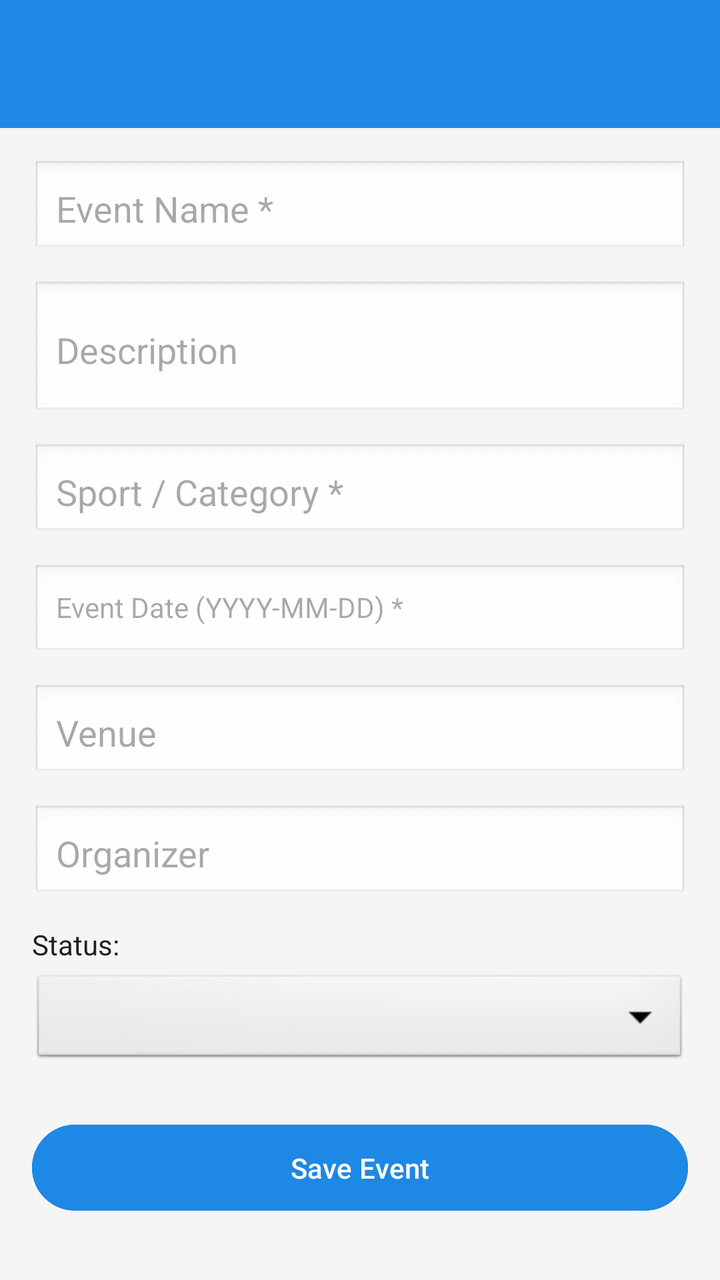
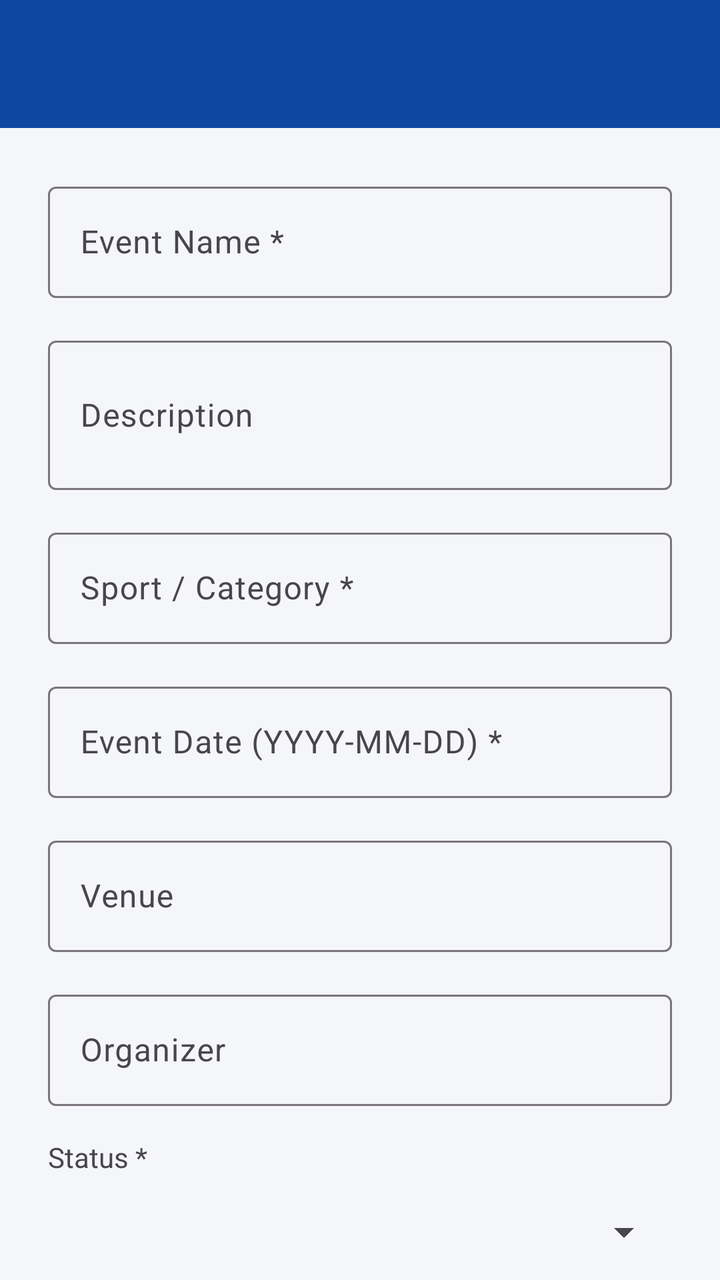

The first picture is an Android layout as it rendered before a commit; the second is the same layout after the commit. The layout source and the unified diff follow.
<!-- AndroidManifest.xml: application theme Theme.SPORTSHUB -->
<!-- res/layout/activity_event_form.xml -->
<?xml version="1.0" encoding="utf-8"?>
<LinearLayout xmlns:android="http://schemas.android.com/apk/res/android"
    xmlns:app="http://schemas.android.com/apk/res-auto"
    android:layout_width="match_parent"
    android:layout_height="match_parent"
    android:orientation="vertical"
    android:background="@color/background">

    <androidx.appcompat.widget.Toolbar
        android:id="@+id/toolbarEventForm"
        android:layout_width="match_parent"
        android:layout_height="?attr/actionBarSize"
        android:background="@color/primary"
        android:theme="@style/ThemeOverlay.AppCompat.Dark.ActionBar"
        app:popupTheme="@style/ThemeOverlay.AppCompat.Light"
        app:titleTextColor="@color/white" />

    <ScrollView
        android:layout_width="match_parent"
        android:layout_height="match_parent">

        <LinearLayout
            android:layout_width="match_parent"
            android:layout_height="wrap_content"
            android:orientation="vertical"
            android:padding="16dp">

            <EditText
                android:id="@+id/etEventName"
                android:layout_width="match_parent"
                android:layout_height="wrap_content"
                android:hint="Event Name *"
                android:background="@android:drawable/edit_text"
                android:padding="12dp"
                android:layout_marginBottom="12dp" />

            <EditText
                android:id="@+id/etEventDesc"
                android:layout_width="match_parent"
                android:layout_height="wrap_content"
                android:hint="Description"
                android:inputType="textMultiLine"
                android:minLines="2"
                android:background="@android:drawable/edit_text"
                android:padding="12dp"
                android:layout_marginBottom="12dp" />

            <EditText
                android:id="@+id/etEventSport"
                android:layout_width="match_parent"
                android:layout_height="wrap_content"
                android:hint="Sport / Category *"
                android:background="@android:drawable/edit_text"
                android:padding="12dp"
                android:layout_marginBottom="12dp" />

            <TextView
                android:id="@+id/tvEventDate"
                android:layout_width="match_parent"
                android:layout_height="wrap_content"
                android:hint="Event Date (YYYY-MM-DD) *"
                android:padding="12dp"
                android:background="@android:drawable/edit_text"
                android:clickable="true"
                android:focusable="false"
                android:layout_marginBottom="12dp"/>

            <EditText
                android:id="@+id/etEventVenue"
                android:layout_width="match_parent"
                android:layout_height="wrap_content"
                android:hint="Venue"
                android:background="@android:drawable/edit_text"
                android:padding="12dp"
                android:layout_marginBottom="12dp" />

            <EditText
                android:id="@+id/etEventOrganizer"
                android:layout_width="match_parent"
                android:layout_height="wrap_content"
                android:hint="Organizer"
                android:background="@android:drawable/edit_text"
                android:padding="12dp"
                android:layout_marginBottom="12dp" />

            <TextView
                android:layout_width="match_parent"
                android:layout_height="wrap_content"
                android:text="Status:"
                android:textColor="@color/text_primary"
                android:layout_marginBottom="4dp"/>

            <Spinner
                android:id="@+id/spnEventStatus"
                android:layout_width="match_parent"
                android:layout_height="wrap_content"
                android:background="@android:drawable/btn_dropdown"
                android:layout_marginBottom="24dp"/>

            <Button
                android:id="@+id/btnSaveEvent"
                android:layout_width="match_parent"
                android:layout_height="wrap_content"
                android:text="Save Event"
                android:backgroundTint="@color/primary"
                android:textColor="@color/white"
                android:padding="12dp"
                android:layout_marginBottom="12dp"/>

            <Button
                android:id="@+id/btnDeleteEvent"
                android:layout_width="match_parent"
                android:layout_height="wrap_content"
                android:text="Delete Event"
                android:backgroundTint="@android:color/holo_red_dark"
                android:textColor="@color/white"
                android:padding="12dp"
                android:visibility="gone"/>

        </LinearLayout>
    </ScrollView>
</LinearLayout>
<!-- resources referenced by this layout -->
<resources>
  <color name="background">#F5F5F5</color>
  <color name="primary">#1E88E5</color>
  <color name="text_primary">#212121</color>
  <color name="white">#FFFFFFFF</color>
  <style name="Theme.SPORTSHUB" parent="Base.Theme.SPORTSHUB" />
  <style name="Base.Theme.SPORTSHUB" parent="Theme.Material3.DayNight.NoActionBar">
          
          
      </style>
</resources>

<!-- the commit's change to res/layout/activity_event_form.xml (unified diff, before → after) -->
@@ -4,119 +4,146 @@
     android:layout_width="match_parent"
     android:layout_height="match_parent"
     android:orientation="vertical"
-    android:background="@color/background">
+    android:background="?android:attr/colorBackground">
 
     <androidx.appcompat.widget.Toolbar
         android:id="@+id/toolbarEventForm"
         android:layout_width="match_parent"
         android:layout_height="?attr/actionBarSize"
-        android:background="@color/primary"
+        android:background="?attr/colorPrimary"
         android:theme="@style/ThemeOverlay.AppCompat.Dark.ActionBar"
         app:popupTheme="@style/ThemeOverlay.AppCompat.Light"
-        app:titleTextColor="@color/white" />
+        app:titleTextColor="?attr/colorOnPrimary" />
 
-    <ScrollView
+    <androidx.core.widget.NestedScrollView
         android:layout_width="match_parent"
-        android:layout_height="match_parent">
+        android:layout_height="match_parent"
+        android:fillViewport="true">
 
         <LinearLayout
             android:layout_width="match_parent"
             android:layout_height="wrap_content"
             android:orientation="vertical"
-            android:padding="16dp">
+            android:padding="24dp">
 
-            <EditText
-                android:id="@+id/etEventName"
+            <com.google.android.material.textfield.TextInputLayout
+                android:id="@+id/tilEventName"
+                style="@style/Widget.Material3.TextInputLayout.OutlinedBox"
                 android:layout_width="match_parent"
                 android:layout_height="wrap_content"
                 android:hint="Event Name *"
-                android:background="@android:drawable/edit_text"
-                android:padding="12dp"
-                android:layout_marginBottom="12dp" />
+                android:layout_marginBottom="16dp">
+                <com.google.android.material.textfield.TextInputEditText
+                    android:id="@+id/etEventName"
+                    android:layout_width="match_parent"
+                    android:layout_height="wrap_content"
+                    android:inputType="text" />
+            </com.google.android.material.textfield.TextInputLayout>
 
-            <EditText
-                android:id="@+id/etEventDesc"
+            <com.google.android.material.textfield.TextInputLayout
+                android:id="@+id/tilEventDesc"
+                style="@style/Widget.Material3.TextInputLayout.OutlinedBox"
                 android:layout_width="match_parent"
                 android:layout_height="wrap_content"
                 android:hint="Description"
-                android:inputType="textMultiLine"
-                android:minLines="2"
-                android:background="@android:drawable/edit_text"
-                android:padding="12dp"
-                android:layout_marginBottom="12dp" />
+                android:layout_marginBottom="16dp">
+                <com.google.android.material.textfield.TextInputEditText
+                    android:id="@+id/etEventDesc"
+                    android:layout_width="match_parent"
+                    android:layout_height="wrap_content"
+                    android:inputType="textMultiLine"
+                    android:minLines="2" />
+            </com.google.android.material.textfield.TextInputLayout>
 
-            <EditText
-                android:id="@+id/etEventSport"
+            <com.google.android.material.textfield.TextInputLayout
+                android:id="@+id/tilEventSport"
+                style="@style/Widget.Material3.TextInputLayout.OutlinedBox"
                 android:layout_width="match_parent"
                 android:layout_height="wrap_content"
                 android:hint="Sport / Category *"
-                android:background="@android:drawable/edit_text"
-                android:padding="12dp"
-                android:layout_marginBottom="12dp" />
+                android:layout_marginBottom="16dp">
+                <com.google.android.material.textfield.TextInputEditText
+                    android:id="@+id/etEventSport"
+                    android:layout_width="match_parent"
+                    android:layout_height="wrap_content"
+                    android:inputType="text" />
+            </com.google.android.material.textfield.TextInputLayout>
 
-            <TextView
-                android:id="@+id/tvEventDate"
+            <com.google.android.material.textfield.TextInputLayout
+                android:id="@+id/tilEventDate"
+                style="@style/Widget.Material3.TextInputLayout.OutlinedBox"
                 android:layout_width="match_parent"
                 android:layout_height="wrap_content"
                 android:hint="Event Date (YYYY-MM-DD) *"
-                android:padding="12dp"
-                android:background="@android:drawable/edit_text"
-                android:clickable="true"
-                android:focusable="false"
-                android:layout_marginBottom="12dp"/>
+                android:layout_marginBottom="16dp">
+                <com.google.android.material.textfield.TextInputEditText
+                    android:id="@+id/tvEventDate"
+                    android:layout_width="match_parent"
+                    android:layout_height="wrap_content"
+                    android:clickable="true"
+                    android:focusable="false" />
+            </com.google.android.material.textfield.TextInputLayout>
 
-            <EditText
-                android:id="@+id/etEventVenue"
+            <com.google.android.material.textfield.TextInputLayout
+                android:id="@+id/tilEventVenue"
+                style="@style/Widget.Material3.TextInputLayout.OutlinedBox"
                 android:layout_width="match_parent"
                 android:layout_height="wrap_content"
                 android:hint="Venue"
-                android:background="@android:drawable/edit_text"
-                android:padding="12dp"
-                android:layout_marginBottom="12dp" />
+                android:layout_marginBottom="16dp">
+                <com.google.android.material.textfield.TextInputEditText
+                    android:id="@+id/etEventVenue"
+                    android:layout_width="match_parent"
+                    android:layout_height="wrap_content"
+                    android:inputType="text" />
+            </com.google.android.material.textfield.TextInputLayout>
 
-            <EditText
-                android:id="@+id/etEventOrganizer"
+            <com.google.android.material.textfield.TextInputLayout
+                android:id="@+id/tilEventOrganizer"
+                style="@style/Widget.Material3.TextInputLayout.OutlinedBox"
                 android:layout_width="match_parent"
                 android:layout_height="wrap_content"
                 android:hint="Organizer"
-                android:background="@android:drawable/edit_text"
-                android:padding="12dp"
-                android:layout_marginBottom="12dp" />
+                android:layout_marginBottom="16dp">
+                <com.google.android.material.textfield.TextInputEditText
+                    android:id="@+id/etEventOrganizer"
+                    android:layout_width="match_parent"
+                    android:layout_height="wrap_content"
+                    android:inputType="text" />
+            </com.google.android.material.textfield.TextInputLayout>
 
             <TextView
                 android:layout_width="match_parent"
                 android:layout_height="wrap_content"
-                android:text="Status:"
-                android:textColor="@color/text_primary"
+                android:text="Status *"
+                android:textColor="?android:attr/textColorSecondary"
                 android:layout_marginBottom="4dp"/>
 
             <Spinner
                 android:id="@+id/spnEventStatus"
                 android:layout_width="match_parent"
-                android:layout_height="wrap_content"
-                android:background="@android:drawable/btn_dropdown"
-                android:layout_marginBottom="24dp"/>
+                android:layout_height="48dp"
+                android:layout_marginBottom="32dp"/>
 
-            <Button
+            <com.google.android.material.button.MaterialButton
                 android:id="@+id/btnSaveEvent"
                 android:layout_width="match_parent"
-                android:layout_height="wrap_content"
+                android:layout_height="60dp"
                 android:text="Save Event"
-                android:backgroundTint="@color/primary"
-                android:textColor="@color/white"
-                android:padding="12dp"
+                app:cornerRadius="@dimen/card_radius"
                 android:layout_marginBottom="12dp"/>
 
-            <Button
+            <com.google.android.material.button.MaterialButton
                 android:id="@+id/btnDeleteEvent"
+                style="@style/Widget.Material3.Button.OutlinedButton"
                 android:layout_width="match_parent"
-                android:layout_height="wrap_content"
+                android:layout_height="60dp"
                 android:text="Delete Event"
-                android:backgroundTint="@android:color/holo_red_dark"
-                android:textColor="@color/white"
-                android:padding="12dp"
+                android:textColor="?attr/colorError"
+                app:strokeColor="?attr/colorError"
+                app:cornerRadius="@dimen/card_radius"
                 android:visibility="gone"/>
 
         </LinearLayout>
-    </ScrollView>
+    </androidx.core.widget.NestedScrollView>
 </LinearLayout>
<!-- resource entries referenced after the edit -->
@@ -1,13 +1,22 @@
 <!-- resources referenced by this layout -->
 <resources>
-  <color name="background">#F5F5F5</color>
-  <color name="primary">#1E88E5</color>
-  <color name="text_primary">#212121</color>
-  <color name="white">#FFFFFFFF</color>
+  <dimen name="card_radius">12dp</dimen>
+  <color name="background">#F5F6FA</color>
+  <color name="surface">#FFFFFF</color>
+  <color name="primary">#0D47A1</color>
+  <color name="text_on_primary">#FFFFFF</color>
+  <color name="primary_dark">#002171</color>
+  <color name="secondary">#FF8F00</color>
+  <color name="error">#B00020</color>
   <style name="Theme.SPORTSHUB" parent="Base.Theme.SPORTSHUB" />
   <style name="Base.Theme.SPORTSHUB" parent="Theme.Material3.DayNight.NoActionBar">
-          
-          
+          <item name="colorPrimary">@color/primary</item>
+          <item name="colorOnPrimary">@color/text_on_primary</item>
+          <item name="colorPrimaryDark">@color/primary_dark</item>
+          <item name="colorSecondary">@color/secondary</item>
+          <item name="colorError">@color/error</item>
+          <item name="android:colorBackground">@color/background</item>
+          <item name="colorSurface">@color/surface</item>
       </style>
 </resources>
 
